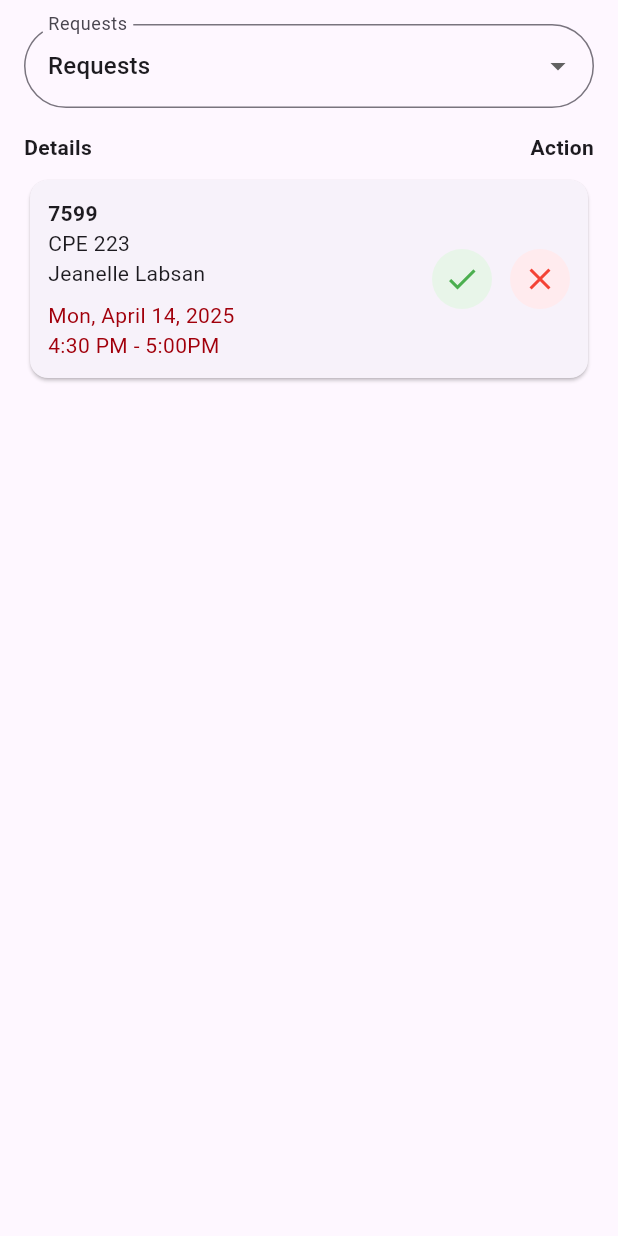
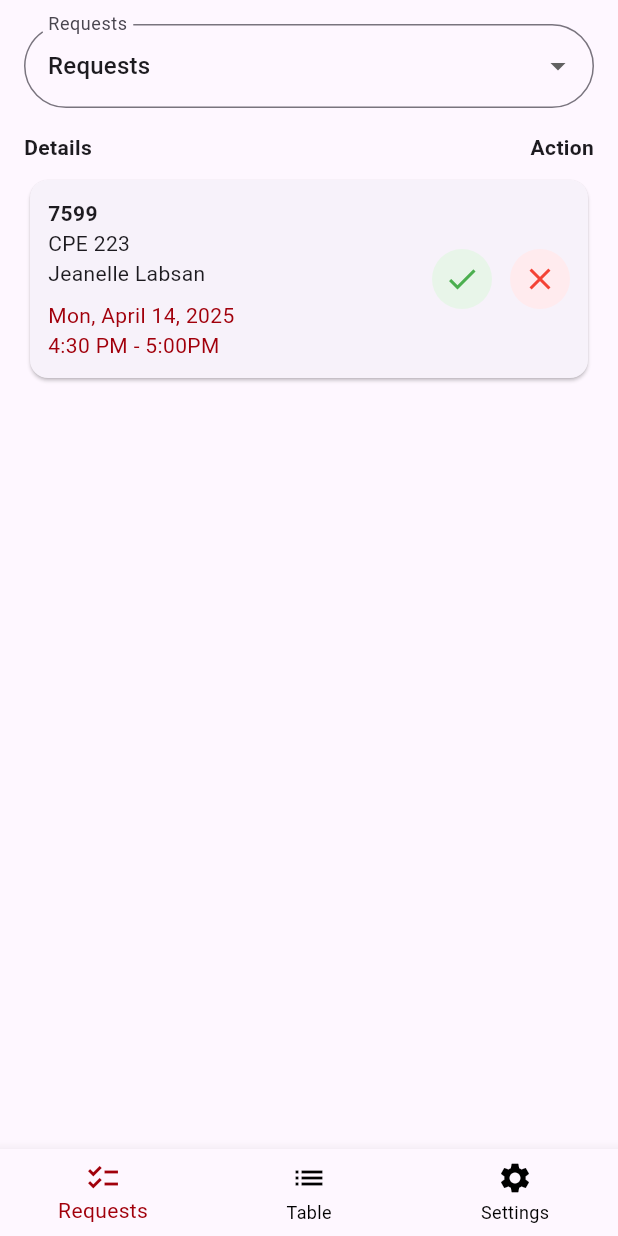
Before and after one commit to allenvincentt/UM-Consultation-App, a Flutter app: the screen it shows after launch, on a phone screen of 412 x 824 dp. Run offline on Flutter 3.47's test engine with Material 3 defaults, Android fonts, the phone set to English and light mode, and no system bars.

Commit message:
merged create account and added bottom navigation in faculty interface

```diff
--- a/lib/main.dart
+++ b/lib/main.dart
@@ -1,8 +1,12 @@
 import 'package:flutter/material.dart';
+import 'package:um_consultation_app/views/create_account_view.dart';
 import 'package:um_consultation_app/views/faculty.dart';
+import 'package:um_consultation_app/views/faculty_navigation.dart';
+import 'package:um_consultation_app/views/settings_view.dart';
 
 void main() {
   runApp(MaterialApp(
-    home: FacultyView(),
+    debugShowCheckedModeBanner: false,
+    home: HomeScreen(), //change lng ang class if gusto i run ang other view file
   ));
 }
--- a/lib/views/faculty.dart
+++ b/lib/views/faculty.dart
@@ -1,7 +1,10 @@
 import 'package:flutter/material.dart';
+import 'package:um_consultation_app/views/settings_view.dart';
 import '../viewmodels/faculty_viewmodel.dart';
 
 class FacultyView extends StatefulWidget {
+  const FacultyView({super.key});
+
   @override
   _FacultyViewState createState() => _FacultyViewState();
 }
@@ -16,6 +19,7 @@ class _FacultyViewState extends State<FacultyView> {
   // Consultation data
   String? consultationStatus;
   String? disapprovalReason;
+
 
   @override
   Widget build(BuildContext context) {
--- /dev/null
+++ b/lib/views/faculty_navigation.dart
@@ -0,0 +1,44 @@
+import 'package:flutter/material.dart';
+import 'package:um_consultation_app/views/faculty.dart';
+import 'package:um_consultation_app/views/settings_view.dart';
+
+class HomeScreen extends StatefulWidget {
+  const HomeScreen({super.key});
+
+  @override
+  HomeScreenState createState() => HomeScreenState();
+}
+
+//like it or not need ni siya na class for bottom navigation therefore i call ni na class sa main.dart
+
+class HomeScreenState extends State<HomeScreen> {
+  int _selectedIndex = 0;
+
+  final List<Widget> _screens = [
+    FacultyView(),  // Requests Screen
+    Container(),    // ayaw lng sa i click or else mag crash ang app HAHAHAHAAHA
+    SettingsView(), // Settings Screen
+  ];
+
+  @override
+  Widget build(BuildContext context) {
+    return Scaffold(
+      body: _screens[_selectedIndex],
+      bottomNavigationBar: BottomNavigationBar(
+        currentIndex: _selectedIndex,
+        selectedItemColor: Color(0xFFA1000B),
+        unselectedItemColor: Colors.black,
+        onTap: (index) {
+          setState(() {
+            _selectedIndex = index;
+          });
+        },
+        items: const [
+          BottomNavigationBarItem(icon: Icon(Icons.checklist), label: 'Requests'),
+          BottomNavigationBarItem(icon: Icon(Icons.list), label: 'Table'),
+          BottomNavigationBarItem(icon: Icon(Icons.settings), label: 'Settings'),
+        ],
+      ),
+    );
+  }
+}
--- a/pubspec.yaml
+++ b/pubspec.yaml
@@ -34,6 +34,7 @@ dependencies:
   # The following adds the Cupertino Icons font to your application.
   # Use with the CupertinoIcons class for iOS style icons.
   cupertino_icons: ^1.0.8
+  flutter_native_splash: ^2.4.6
 
 dev_dependencies:
   flutter_test:
@@ -58,8 +59,8 @@ flutter:
   uses-material-design: true
 
   # To add assets to your application, add an assets section, like this:
-  # assets:
-  #   - images/a_dot_burr.jpeg
+  assets:
+   - assets\logo\cee.jpg
   #   - images/a_dot_ham.jpeg
 
   # An image asset can refer to one or more resolution-specific "variants", see
```
Also changed, not shown: lib/views/create_account_view.dart (added, +147 -0 lines), lib/views/settings_view.dart (added, +49 -0 lines), native_splash.yaml (added, +8 -0 lines), assets/logo/cee.jpg (added), pubspec.lock.
